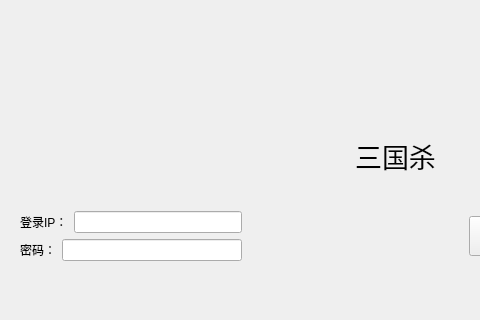
The window that src/client/client/ui/startwindow.ui (chenx-dust/KingdomCard) describes before a commit, drawn with Qt 5; both pictures show x 0 to 480 and y 280 to 600 of the 800 by 600 pixel window.
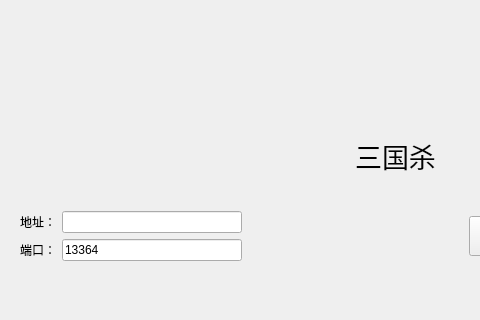
The same window after the commit. Icons and pictures are not drawn.

```diff
--- a/src/client/client/ui/startwindow.ui
+++ b/src/client/client/ui/startwindow.ui
@@ -110,7 +110,7 @@
               </size>
              </property>
              <property name="text">
-              <string>登录IP：</string>
+              <string>地址：</string>
              </property>
             </widget>
            </item>
@@ -143,7 +143,7 @@
               </size>
              </property>
              <property name="text">
-              <string>密码：</string>
+              <string>端口：</string>
              </property>
             </widget>
            </item>
@@ -161,6 +161,9 @@
                <height>40</height>
               </size>
              </property>
+             <property name="text">
+              <string>13364</string>
+             </property>
             </widget>
            </item>
           </layout>
```
Left out of the diff: 6 changed lines with no effect on the pictures.
